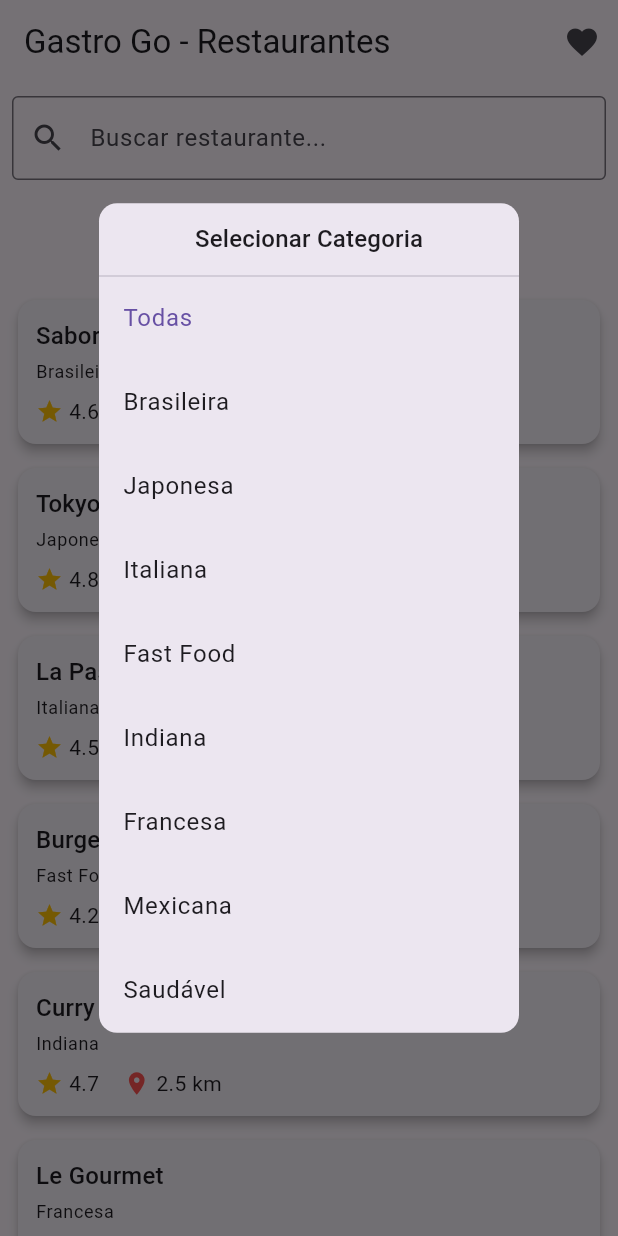
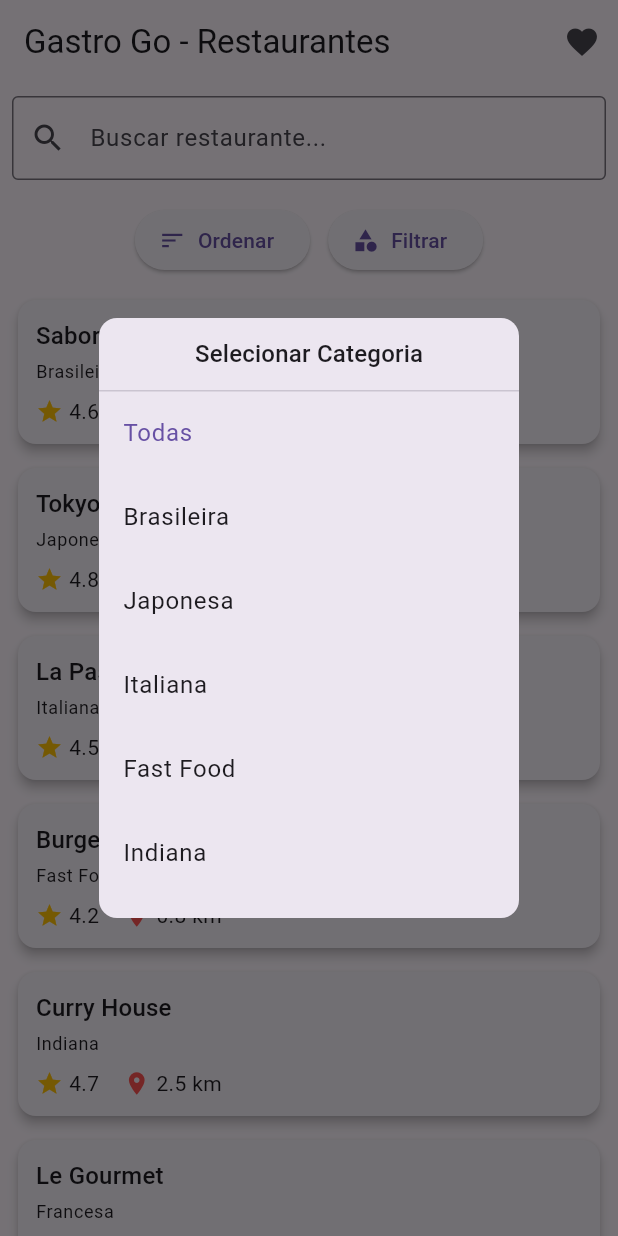
Before and after one commit to EduardoGhost/gastro_go, a Flutter app: the screen it shows after launch, after a tap on "Filtrar", on a phone screen of 412 x 824 dp. Run offline on Flutter 3.47's test engine with Material 3 defaults, Android fonts, the phone set to English and light mode, and no system bars; our stand-ins replace bloc, equatable, flutter_bloc, hive, hive_flutter; accounts and stored records are empty.

Commit message:
Update category_dialog and README.md

```diff
--- a/lib/presentation/widgets/category_dialog.dart
+++ b/lib/presentation/widgets/category_dialog.dart
@@ -26,8 +26,12 @@ class CategoryDialog extends StatelessWidget {
 
     return Dialog(
       shape: RoundedRectangleBorder(borderRadius: BorderRadius.circular(12)),
-      child: SizedBox(
-        width: 250,
+      child: ConstrainedBox(
+        constraints: const BoxConstraints(
+          maxHeight: 400,
+          minWidth: 250,
+          maxWidth: 250,
+        ),
         child: Column(
           mainAxisSize: MainAxisSize.min,
           children: [
@@ -39,7 +43,10 @@ class CategoryDialog extends StatelessWidget {
               ),
             ),
             const Divider(height: 1),
-            ...categories.map((cat) {
+            Expanded(
+              child: ListView(
+                shrinkWrap: true,
+                children: categories.map((cat) {
                   return ListTile(
                     title: Text(cat.isEmpty ? 'Todas' : cat),
                     selected: selectedCategory == cat,
@@ -48,10 +55,13 @@ class CategoryDialog extends StatelessWidget {
                       Navigator.pop(context);
                     },
                   );
-            }),
+                }).toList(),
+              ),
+            ),
           ],
         ),
       ),
     );
+
   }
 }
```
Also changed, not shown: 1 other file. Lines whose indentation alone changed are shown as unchanged.
